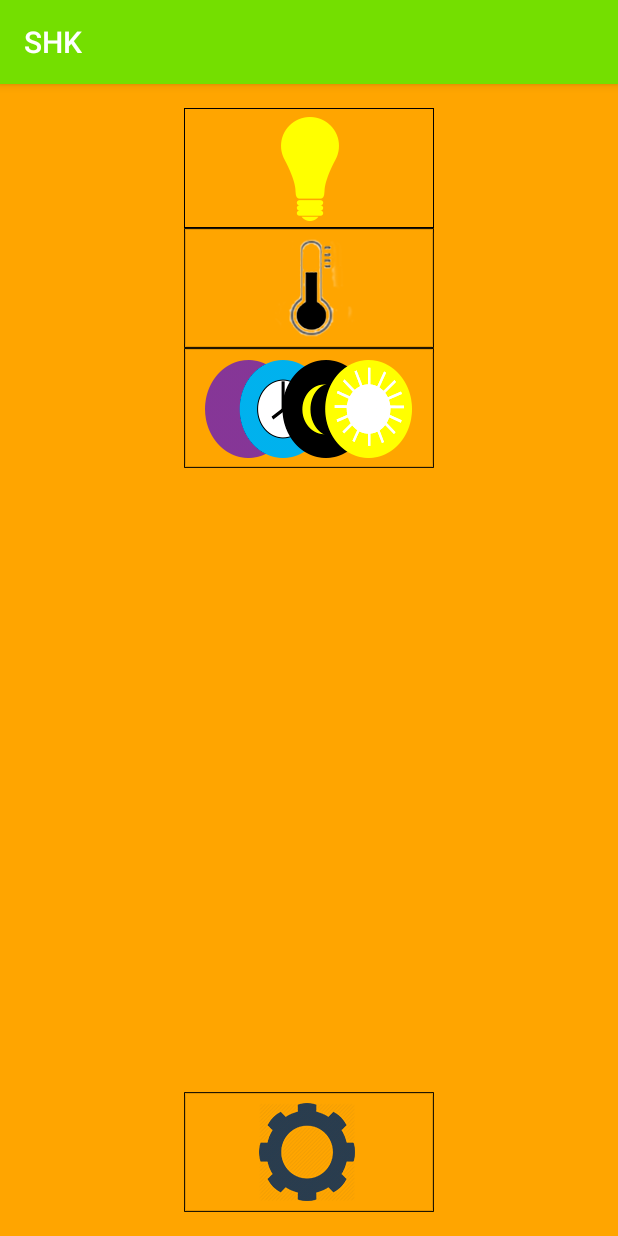
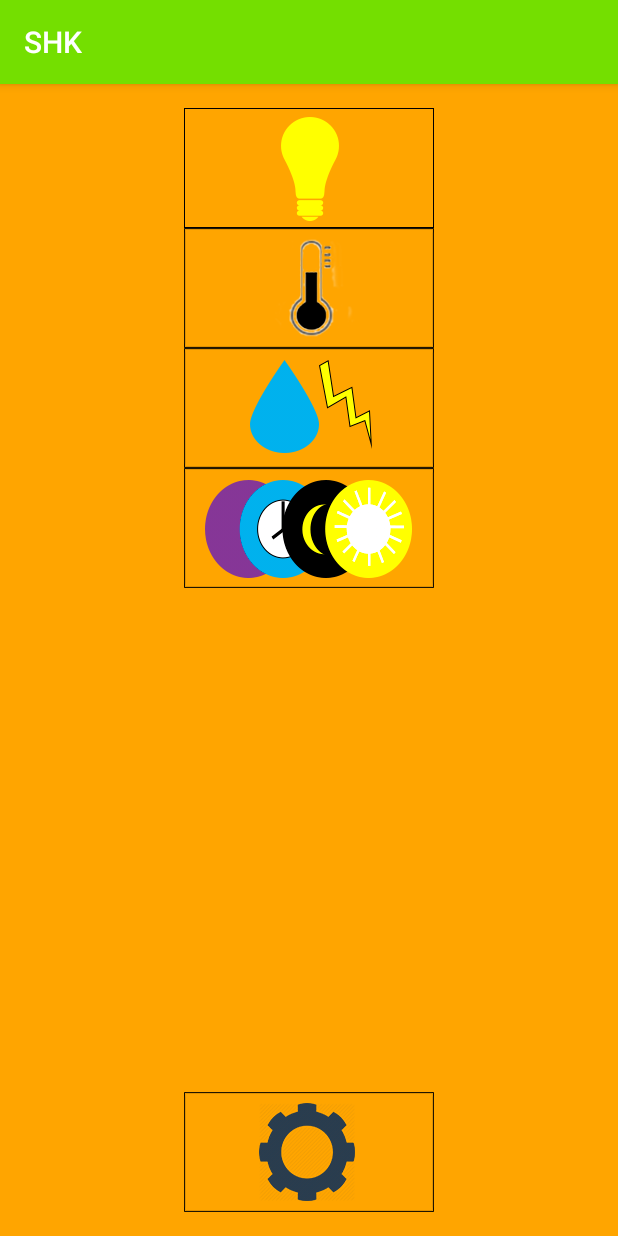
Before and after one commit to Hauken1/SHK-Applikasjon, an Android app: the MainActivity_3 screen opened directly, with no data from a screen before it, on a phone screen of 412 x 824 dp. Run offline under Robolectric (Android 15) with nearby library versions, the phone set to English and light mode, and no system bars; 7 statements that could not run were skipped.

Commit message:
update
glømte noke

```diff
--- a/app/src/main/java/com/weebly/smarthusgruppen/shk_applikasjon/Arbeidsrom/MainActivity_3.java
+++ b/app/src/main/java/com/weebly/smarthusgruppen/shk_applikasjon/Arbeidsrom/MainActivity_3.java
@@ -42,6 +42,7 @@ public class MainActivity_3 extends AppCompatActivity {
     ImageButton climateBtn;
     ImageButton modeBtn;
     ImageButton settings;
+    ImageButton measBtn;
     static Socket connection;
 
     static public ArrayList<TemperatureInformation> tempZone = new ArrayList<>();
@@ -101,6 +102,13 @@ public class MainActivity_3 extends AppCompatActivity {
         climateBtn.setOnClickListener(new View.OnClickListener() {
             public void onClick(View v) {
                 goToClimateView();
+            }
+        });
+
+        measBtn = (ImageButton) findViewById(R.id.forbrukButton);
+        measBtn.setOnClickListener(new View.OnClickListener() {
+            public void onClick(View v) {
+                goToMeasView();
             }
         });
 
@@ -285,7 +293,10 @@ public class MainActivity_3 extends AppCompatActivity {
         Intent intent = new Intent(this, Climate_3.class);
         startActivity(intent);
     }
-
+    public void goToMeasView() {
+        Intent intent = new Intent(this, Measurement_3.class);
+        startActivity(intent);
+    }
     public void goToModeView() {
         Intent intent = new Intent(this, TypeOfMode_3.class);
         startActivity(intent);
--- a/app/src/main/java/com/weebly/smarthusgruppen/shk_applikasjon/Toppleilighet/LightingHallway.java
+++ b/app/src/main/java/com/weebly/smarthusgruppen/shk_applikasjon/Toppleilighet/LightingHallway.java
@@ -949,11 +949,11 @@ public class LightingHallway extends AppCompatActivity {
         }
     };
 
-    // all lights on max
+    // lights on max
     protected View.OnClickListener light_all_Listener = new View.OnClickListener() {
         @Override
         public void onClick(View v) {
-            if (!lmax) {        //this method should only be called if there is a connection.
+            if (!lmax) {
                 MainActivity.sendText("Command:000002117,1,3"); // all lights to max
                 lmin = false;
                 lmed = false;
--- a/app/src/main/res/layout/activity_main_3.xml
+++ b/app/src/main/res/layout/activity_main_3.xml
@@ -43,6 +43,14 @@
         android:layout_height="wrap_content"
         android:background="@mipmap/mainmodus"
         android:id="@+id/modeButton"
+        android:layout_below="@+id/forbrukButton"
+        android:layout_centerHorizontal="true"
+        />
+    <ImageButton
+        android:layout_width="wrap_content"
+        android:layout_height="wrap_content"
+        android:background="@mipmap/mainforbruk"
+        android:id="@+id/forbrukButton"
         android:layout_below="@+id/climateButton"
         android:layout_centerHorizontal="true"
         />
@@ -54,7 +62,8 @@
         android:layout_alignParentBottom="true"
         android:layout_centerHorizontal="true"
         android:layout_gravity="center"
-        android:background="@mipmap/mainsettings" />
+        android:background="@mipmap/mainsettings"
+        />
 
 
 </RelativeLayout>
```
